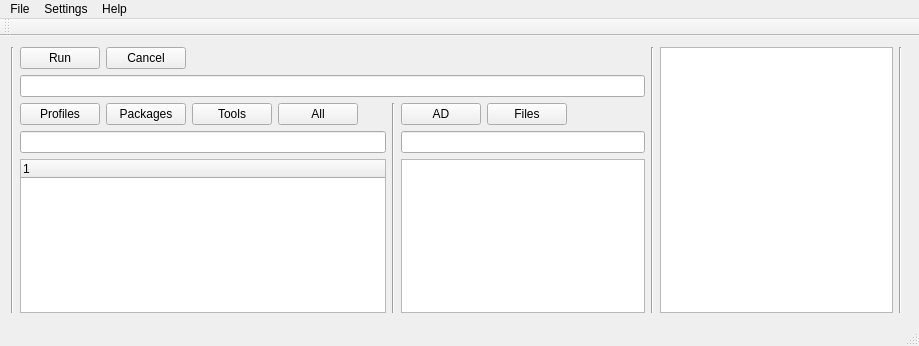
Above: d008/d008.ui from grogbar/d008 before the change. Below: the same form after it.
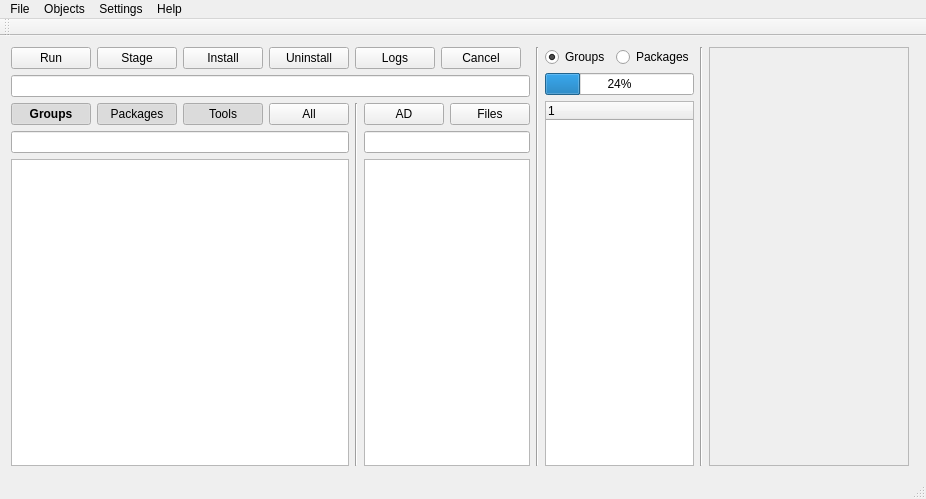
That is the form after the change.

Commit message: Switched Actions to Objects Working on Q TO DO: proc

Patch:
```diff
--- a/d008/d008.ui
+++ b/d008/d008.ui
@@ -6,8 +6,8 @@
    <rect>
     <x>0</x>
     <y>0</y>
-    <width>919</width>
-    <height>346</height>
+    <width>911</width>
+    <height>499</height>
    </rect>
   </property>
   <property name="windowTitle">
@@ -17,13 +17,6 @@
    <layout class="QGridLayout" name="gridLayout">
     <item row="0" column="0">
      <layout class="QHBoxLayout" name="horizontalLayout">
-      <item>
-       <widget class="Line" name="line_3">
-        <property name="orientation">
-         <enum>Qt::Vertical</enum>
-        </property>
-       </widget>
-      </item>
       <item>
        <layout class="QVBoxLayout" name="verticalLayout">
         <item>
@@ -35,6 +28,34 @@
             </property>
            </widget>
           </item>
+          <item>
+           <widget class="QPushButton" name="pushButtonStage">
+            <property name="text">
+             <string>Stage</string>
+            </property>
+           </widget>
+          </item>
+          <item>
+           <widget class="QPushButton" name="pushButtonInstall">
+            <property name="text">
+             <string>Install</string>
+            </property>
+           </widget>
+          </item>
+          <item>
+           <widget class="QPushButton" name="pushButtonUninstall">
+            <property name="text">
+             <string>Uninstall</string>
+            </property>
+           </widget>
+          </item>
+          <item>
+           <widget class="QPushButton" name="pushButtonLogs">
+            <property name="text">
+             <string>Logs</string>
+            </property>
+           </widget>
+          </item>
           <item>
            <widget class="QPushButton" name="pushButtonCancel">
             <property name="text">
@@ -67,9 +88,33 @@
             <item>
              <layout class="QHBoxLayout" name="horizontalLayout_2">
               <item>
-               <widget class="QPushButton" name="pushButtonProfiles">
+               <widget class="QPushButton" name="pushButtonGroups">
+                <property name="sizePolicy">
+                 <sizepolicy hsizetype="Minimum" vsizetype="Fixed">
+                  <horstretch>0</horstretch>
+                  <verstretch>0</verstretch>
+                 </sizepolicy>
+                </property>
+                <property name="font">
+                 <font>
+                  <weight>75</weight>
+                  <bold>true</bold>
+                 </font>
+                </property>
                 <property name="text">
-                 <string>Profiles</string>
+                 <string>Groups</string>
+                </property>
+                <property name="iconSize">
+                 <size>
+                  <width>16</width>
+                  <height>16</height>
+                 </size>
+                </property>
+                <property name="checkable">
+                 <bool>true</bool>
+                </property>
+                <property name="checked">
+                 <bool>true</bool>
                 </property>
                </widget>
               </item>
@@ -78,6 +123,12 @@
                 <property name="text">
                  <string>Packages</string>
                 </property>
+                <property name="checkable">
+                 <bool>true</bool>
+                </property>
+                <property name="checked">
+                 <bool>true</bool>
+                </property>
                </widget>
               </item>
               <item>
@@ -85,6 +136,12 @@
                 <property name="text">
                  <string>Tools</string>
                 </property>
+                <property name="checkable">
+                 <bool>true</bool>
+                </property>
+                <property name="checked">
+                 <bool>true</bool>
+                </property>
                </widget>
               </item>
               <item>
@@ -92,6 +149,9 @@
                 <property name="text">
                  <string>All</string>
                 </property>
+                <property name="checkable">
+                 <bool>true</bool>
+                </property>
                </widget>
               </item>
               <item>
@@ -113,7 +173,13 @@
              <widget class="QLineEdit" name="lineEditAction"/>
             </item>
             <item>
-             <widget class="QTreeWidget" name="treeWidgetActions">
+             <widget class="QTreeWidget" name="treeWidgetObjects">
+              <property name="sortingEnabled">
+               <bool>false</bool>
+              </property>
+              <property name="headerHidden">
+               <bool>true</bool>
+              </property>
               <column>
                <property name="text">
                 <string notr="true">1</string>
@@ -139,6 +205,9 @@
                 <property name="text">
                  <string>AD</string>
                 </property>
+                <property name="checkable">
+                 <bool>true</bool>
+                </property>
                </widget>
               </item>
               <item>
@@ -146,6 +215,9 @@
                 <property name="text">
                  <string>Files</string>
                 </property>
+                <property name="checkable">
+                 <bool>true</bool>
+                </property>
                </widget>
               </item>
               <item>
@@ -167,7 +239,29 @@
              <widget class="QLineEdit" name="lineEditComputer"/>
             </item>
             <item>
-             <widget class="QListWidget" name="listWidgetTargets"/>
+             <widget class="QListWidget" name="listWidgetTargets">
+              <property name="minimumSize">
+               <size>
+                <width>160</width>
+                <height>0</height>
+               </size>
+              </property>
+              <property name="maximumSize">
+               <size>
+                <width>16777215</width>
+                <height>16777215</height>
+               </size>
+              </property>
+              <property name="frameShadow">
+               <enum>QFrame::Sunken</enum>
+              </property>
+              <property name="lineWidth">
+               <number>2</number>
+              </property>
+              <property name="sortingEnabled">
+               <bool>true</bool>
+              </property>
+             </widget>
             </item>
            </layout>
           </item>
@@ -183,7 +277,58 @@
        </widget>
       </item>
       <item>
-       <widget class="QTreeView" name="treeViewJobs"/>
+       <layout class="QVBoxLayout" name="verticalLayout_2">
+        <item>
+         <layout class="QHBoxLayout" name="horizontalLayout_5">
+          <item>
+           <widget class="QRadioButton" name="radialGroups">
+            <property name="text">
+             <string>Groups</string>
+            </property>
+            <property name="checked">
+             <bool>true</bool>
+            </property>
+           </widget>
+          </item>
+          <item>
+           <widget class="QRadioButton" name="radialPackages">
+            <property name="text">
+             <string>Packages</string>
+            </property>
+           </widget>
+          </item>
+          <item>
+           <spacer name="horizontalSpacer_4">
+            <property name="orientation">
+             <enum>Qt::Horizontal</enum>
+            </property>
+            <property name="sizeHint" stdset="0">
+             <size>
+              <width>40</width>
+              <height>20</height>
+             </size>
+            </property>
+           </spacer>
+          </item>
+         </layout>
+        </item>
+        <item>
+         <widget class="QProgressBar" name="progressBar">
+          <property name="value">
+           <number>24</number>
+          </property>
+         </widget>
+        </item>
+        <item>
+         <widget class="QTreeWidget" name="treeWidgetJobs">
+          <column>
+           <property name="text">
+            <string notr="true">1</string>
+           </property>
+          </column>
+         </widget>
+        </item>
+       </layout>
       </item>
       <item>
        <widget class="Line" name="line_1">
@@ -192,6 +337,29 @@
         </property>
        </widget>
       </item>
+      <item>
+       <widget class="QScrollArea" name="scrollArea">
+        <property name="minimumSize">
+         <size>
+          <width>200</width>
+          <height>0</height>
+         </size>
+        </property>
+        <property name="widgetResizable">
+         <bool>true</bool>
+        </property>
+        <widget class="QWidget" name="scrollAreaWidgetContents">
+         <property name="geometry">
+          <rect>
+           <x>0</x>
+           <y>0</y>
+           <width>198</width>
+           <height>424</height>
+          </rect>
+         </property>
+        </widget>
+       </widget>
+      </item>
       <item>
        <widget class="QFrame" name="frameProc">
         <property name="frameShape">
@@ -211,7 +379,7 @@
     <rect>
      <x>0</x>
      <y>0</y>
-     <width>919</width>
+     <width>911</width>
      <height>21</height>
     </rect>
    </property>
@@ -234,7 +402,19 @@
     </property>
     <addaction name="actionAbout"/>
    </widget>
+   <widget class="QMenu" name="menuObjects">
+    <property name="title">
+     <string>Objects</string>
+    </property>
+    <addaction name="actionCheck"/>
+    <addaction name="actionStage"/>
+    <addaction name="actionInstall"/>
+    <addaction name="actionUninstall"/>
+    <addaction name="actionStageInstall"/>
+    <addaction name="actionLogs"/>
+   </widget>
    <addaction name="menuFile"/>
+   <addaction name="menuObjects"/>
    <addaction name="menuSettings"/>
    <addaction name="menuAbout"/>
   </widget>
```
Left out of the diff: 78 changed lines with no effect on the pictures. The commit also changes 38 other files.
